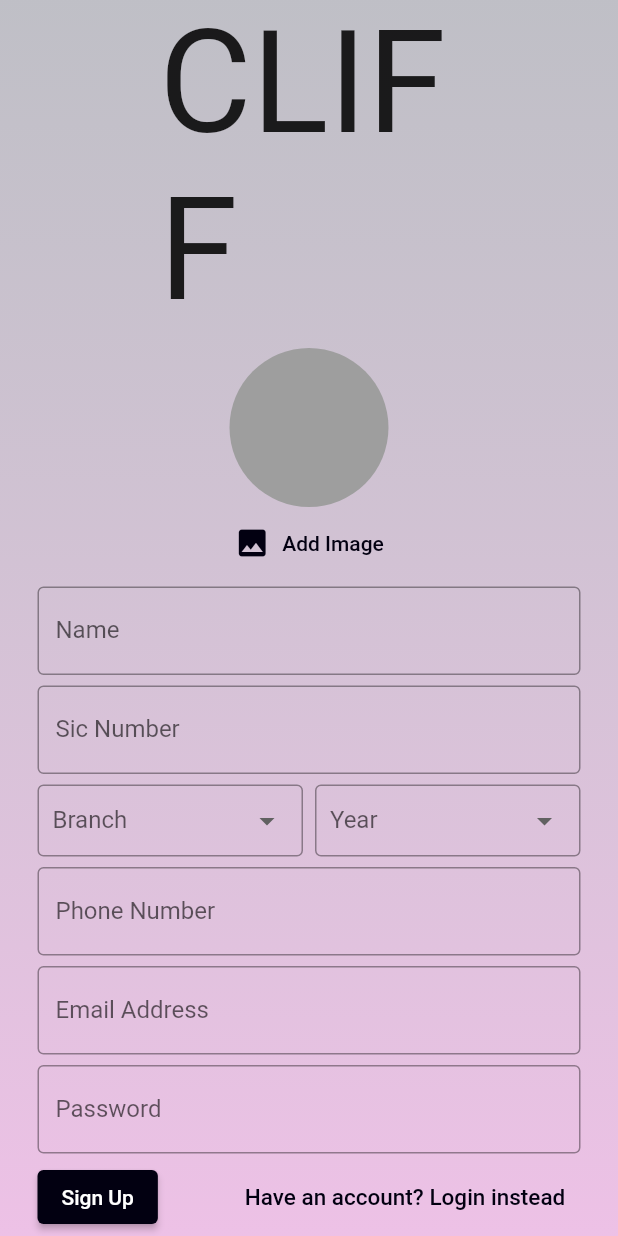
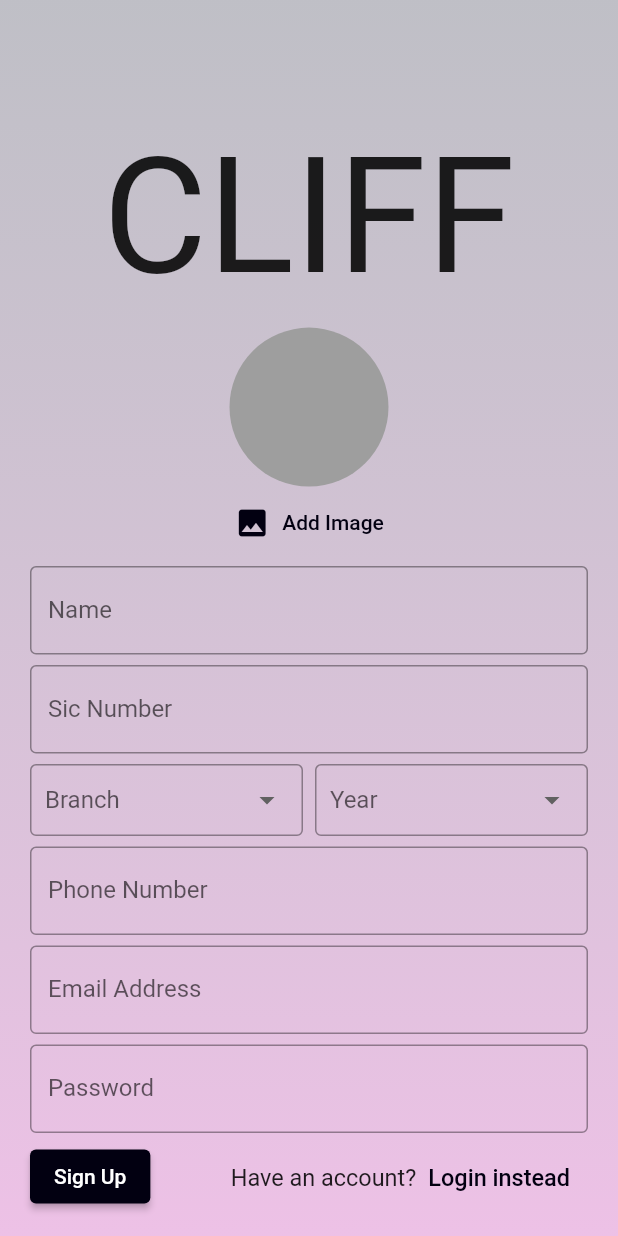
Before and after one commit to Cscreed3131/cliff, a Flutter app: the SignUpScreen screen opened by its route, on a phone screen of 412 x 824 dp. Run offline on Flutter 3.47's test engine with Material 2 defaults, Android fonts, the phone set to English and light mode, and no system bars; our stand-ins replace cloud_firestore, firebase_auth, firebase_core, firebase_storage, image_picker; accounts and stored records are empty; Roboto replaces fonts that are missing (MoonbrightDemo).

Commit message:
Update singup_screen.dart
Slight UI improvements, added MediaQuery

```diff
--- a/lib/screens/singup_screen.dart
+++ b/lib/screens/singup_screen.dart
@@ -20,6 +20,8 @@ class SignUpScreen extends StatefulWidget {
 }
 
 class _SignUpScreenState extends State<SignUpScreen> {
+
+
   final _form = GlobalKey<FormState>();
   var _enteredEmail = '';
   var _isAuthenticating = false;
@@ -108,6 +110,12 @@ class _SignUpScreenState extends State<SignUpScreen> {
 
   @override
   Widget build(BuildContext context) {
+
+    //Sizes
+    final screenHeight = MediaQuery.of(context).size.height;
+    final screenWidth = MediaQuery.of(context).size.width;
+    final font15 = screenWidth * 0.038;
+
     return Scaffold(
       body: Container(
         height: double.infinity,
@@ -123,32 +131,27 @@ class _SignUpScreenState extends State<SignUpScreen> {
             stops: const [0, 1],
           ),
         ),
-        child: Center(
         child: SingleChildScrollView(
             child: Column(
+              crossAxisAlignment: CrossAxisAlignment.center,
               children: [
-                Container(
-                  margin: const EdgeInsets.only(
-                      top: 0, bottom: 5, left: 20, right: 20),
-                  width: 200,
-                  child: const Center(
+                SizedBox(
+                  height: screenHeight * 0.1,
+                ),
+                Center(
                   child: Text(
                     'CLIFF',
                     style: TextStyle(
                       fontFamily: 'MoonbrightDemo',
-                        // color: Color.fromRGBO(132, 136, 181, 1),
                       fontWeight: FontWeight.normal,
-                        fontSize: 95,
-                      ),
+                      fontSize: screenHeight * 0.13,
                     ),
                   ),
                 ),
                 Padding(
-                  padding: const EdgeInsets.only(
-                    bottom: 20,
-                    left: 25,
-                    right: 25,
-                    top: 5,
+                  padding: const EdgeInsets.symmetric(
+                    horizontal: 20,
+                    vertical: 10,
                   ),
                   child: Form(
                     key: _form,
@@ -408,11 +411,11 @@ class _SignUpScreenState extends State<SignUpScreen> {
                                                       .popAndPushNamed(
                                                           AuthScreen.routeName);
                                                 },
-                                                child: const Text(
+                                                child: Text(
                                                   'Okay',
                                                   style: TextStyle(
                                                     fontFamily: 'Barrbar',
-                                                    fontSize: 20,
+                                                    fontSize: font15+5,
                                                   ),
                                                 ),
                                               )
@@ -426,8 +429,14 @@ class _SignUpScreenState extends State<SignUpScreen> {
                                 },
                                 child: const Text('Sign Up'),
                               ),
-                            const SizedBox(
-                              width: 50,
+                            SizedBox(
+                              width: screenWidth * 0.13,
+                            ),
+                            Text(
+                              'Have an account?',
+                              style: TextStyle(
+                                fontSize: font15,
+                              ),
                             ),
                             TextButton(
                               onPressed: () {
@@ -435,10 +444,10 @@ class _SignUpScreenState extends State<SignUpScreen> {
                                     .pushReplacementNamed(AuthScreen.routeName);
                               },
                               // style: ButtonStyle(),
-                              child: const Text(
-                                'Have an account? Login instead',
+                              child: Text(
+                                'Login instead',
                                 style: TextStyle(
-                                  fontSize: 15,
+                                  fontSize: font15,
                                 ),
                               ),
                             ),
@@ -452,7 +461,6 @@ class _SignUpScreenState extends State<SignUpScreen> {
             ),
           ),
       ),
-      ),
     );
   }
 }
```
Lines whose indentation alone changed are shown as unchanged.
